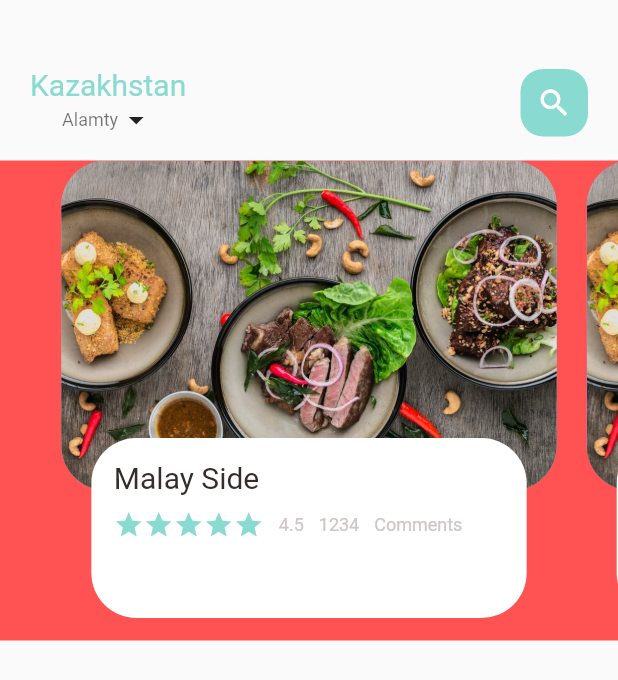
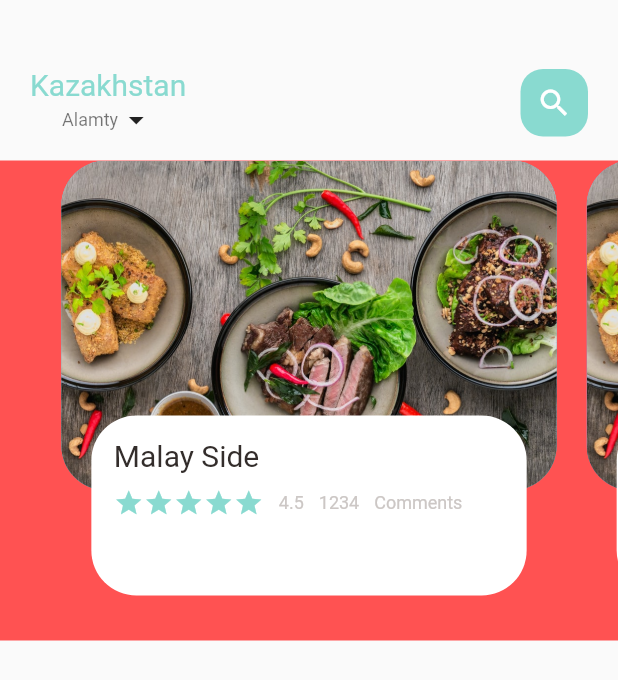
Before and after one commit to Katanabiz/Aziq-Tulik-Jetkizw, a Flutter app: the screen it shows after launch, on a phone screen of 412 x 824 dp. Shown: the top 680 px of the screen. Run offline on Flutter 3.47's test engine with Material 2 defaults, Android fonts, the light colour scheme and no system bars.

Commit message:
added new constructurs

```diff
--- a/lib/app/uy/food_body_view.dart
+++ b/lib/app/uy/food_body_view.dart
@@ -45,7 +45,7 @@ class _FoodBodyViewState extends State<FoodBodyView> {
         alignment: Alignment.bottomCenter,
         child: Container(
             height: 120,
-            margin: const EdgeInsets.only(left: 30, right: 30, bottom: 15),
+            margin: const EdgeInsets.only(left: 30, right: 30, bottom: 30),
             decoration: BoxDecoration(
                 borderRadius: BorderRadius.circular(30), color: Colors.white),
             child: Container(
@@ -73,7 +73,13 @@ class _FoodBodyViewState extends State<FoodBodyView> {
                         const SizedBox(width: 10),
                         const SmalTextWidget(text: 'Comments')
                       ],
-                    )
+                    ),
+                   const  SizedBox(height: 20,),
+                   Row(
+                    children: const[
+
+                    ],
+                   )
                   ],
                 ))),
       )
```
Also changed, not shown: lib/app/vidjetter/icons_and_text_widget.dart (added, +27 -0 lines).
